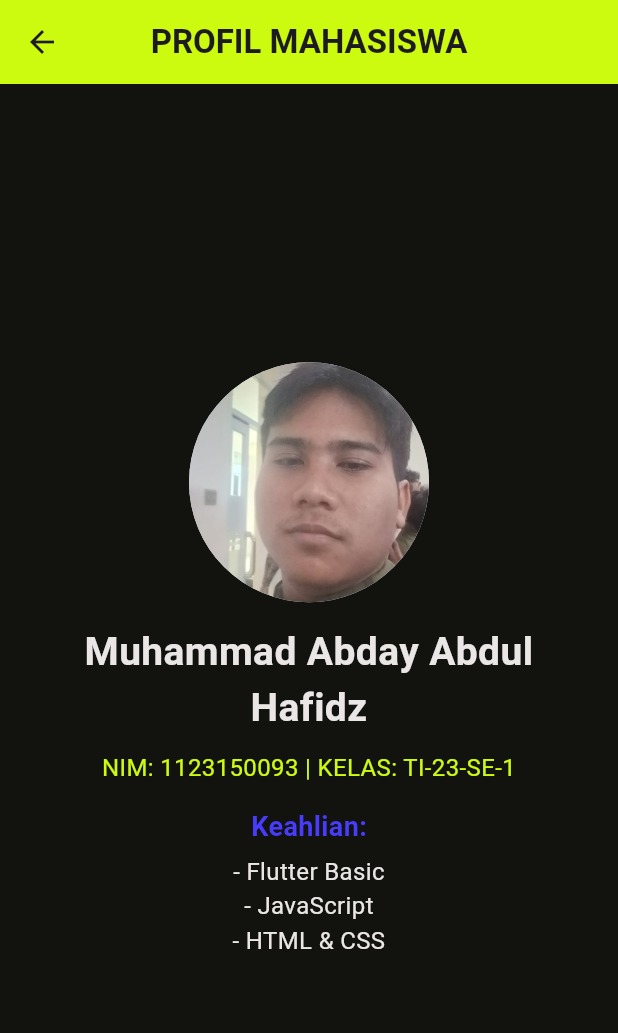
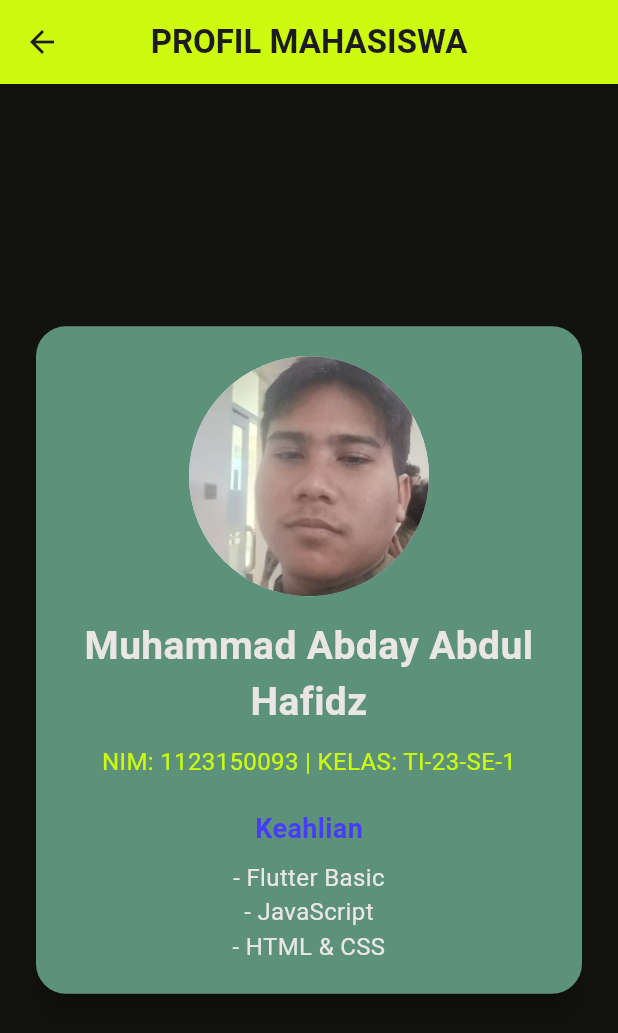
Before and after one commit to AbdulReyza/kelompok_2, a Flutter app: the ProfileAbday screen opened directly, on a phone screen of 412 x 824 dp. Shown: the top 1033 px of the screen. Run offline on Flutter 3.47's test engine with Material 3 defaults, Android fonts, the phone set to English and light mode, and no system bars; our stand-ins replace lottie; Roboto replaces fonts that are missing (Pixel).

Commit message:
feat:nambahin card  profile abday page

```diff
--- a/lib/presentation/profile/abday_profile.dart
+++ b/lib/presentation/profile/abday_profile.dart
@@ -26,16 +26,16 @@ class _ProfileAbdayState extends State<ProfileAbday> {
       body: Center(
   child: SingleChildScrollView(
     padding: const EdgeInsets.all(20),
-            child: GestureDetector(
-              onTap: () {
-                Navigator.push(
-                  context,
-                  MaterialPageRoute(
-                    builder: (context) => const ProfileReyza(),
+    child: Card(
+      color: const Color(0xFF5B9279),
+      elevation: 10,
+      shape: RoundedRectangleBorder(
+        borderRadius: BorderRadius.circular(20),
       ),
-                );
-              },
+      child: Padding(
+        padding: const EdgeInsets.all(20),
         child: Column(
+          mainAxisSize: MainAxisSize.min,
           crossAxisAlignment: CrossAxisAlignment.center,
           children: const [
             CircleAvatar(
@@ -64,9 +64,9 @@ class _ProfileAbdayState extends State<ProfileAbday> {
               ),
               textAlign: TextAlign.center,
             ),
-                  SizedBox(height: 15),
+            SizedBox(height: 20),
             Text(
-                    "Keahlian:",
+              "Keahlian",
               style: TextStyle(
                 fontFamily: 'Pixel',
                 fontWeight: FontWeight.bold,
@@ -74,7 +74,7 @@ class _ProfileAbdayState extends State<ProfileAbday> {
                 color: Color(0xFF473BFD),
               ),
             ),
-                  SizedBox(height: 5),
+            SizedBox(height: 8),
             Text(
               "- Flutter Basic\n- JavaScript\n- HTML & CSS",
               style: TextStyle(
@@ -89,6 +89,8 @@ class _ProfileAbdayState extends State<ProfileAbday> {
       ),
     ),
   ),
+),
+
     );
   }
 }
```
Also changed, not shown: pubspec.lock. Lines whose indentation alone changed are shown as unchanged.
